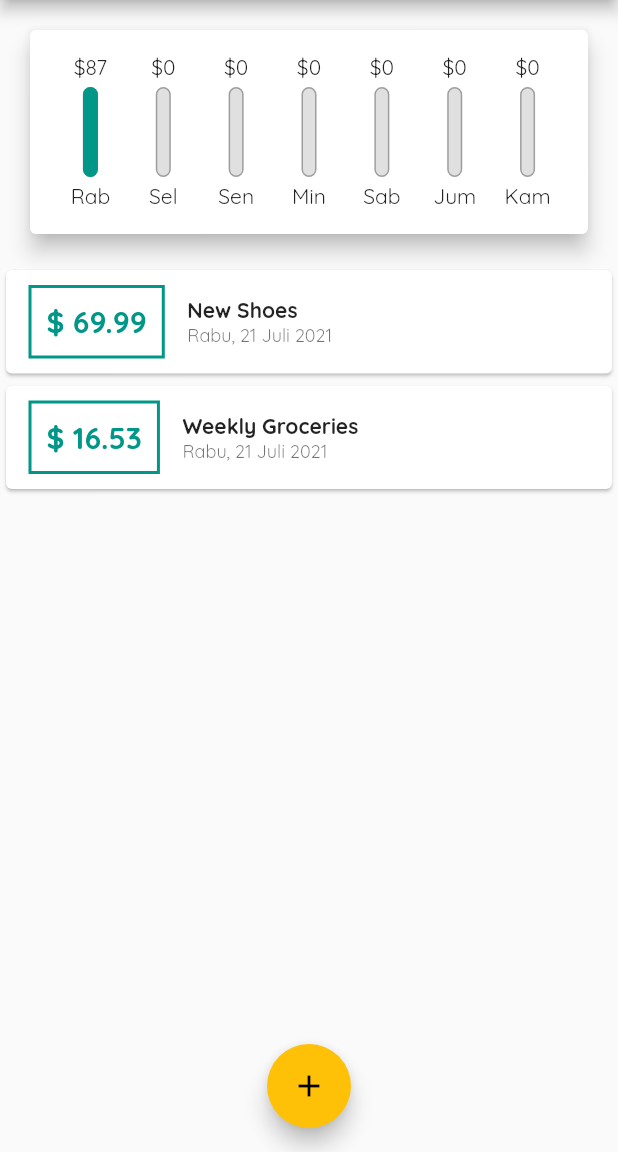
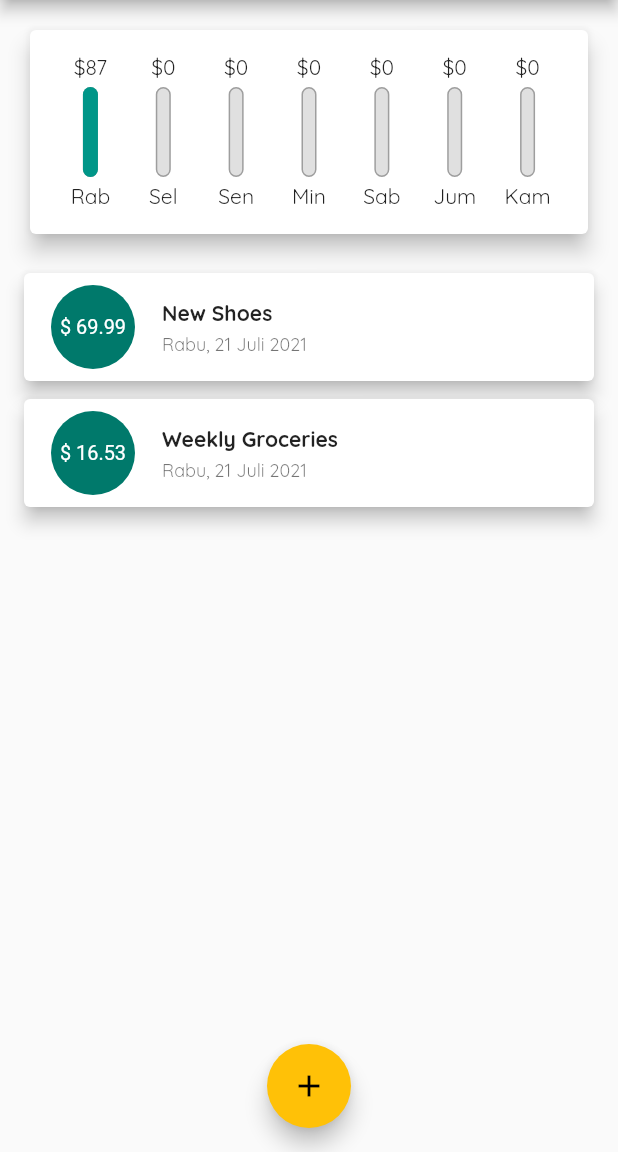
Before and after one commit to Dzaky02/expenses_app, a Flutter app: the screen it shows after launch, on a phone screen of 412 x 824 dp, the part 84-1236 px from its top. Run offline on Flutter 3.47's test engine with Material 2 defaults, Android fonts, the phone set to English and light mode, and no system bars; our stand-ins replace google_fonts.

Commit message:
Edit transaction list card to ListTile.

```diff
--- a/lib/widgets/transaction_list.dart
+++ b/lib/widgets/transaction_list.dart
@@ -22,45 +22,35 @@ class TransactionList extends StatelessWidget {
             physics: NeverScrollableScrollPhysics(),
             itemCount: transactions.length,
             itemBuilder: (context, index) => Card(
-              child: Row(
-                children: [
-                  Container(
+              elevation: 5,
               margin: EdgeInsets.symmetric(
-                      vertical: 10,
-                      horizontal: 15,
+                vertical: 6,
+                horizontal: 16,
               ),
-                    padding: EdgeInsets.all(10),
-                    decoration: BoxDecoration(
-                      border: Border.all(
-                        color: Theme.of(context).primaryColor,
-                        width: 2,
+              child: ListTile(
+                leading: CircleAvatar(
+                  radius: 30,
+                  child: Padding(
+                    padding: const EdgeInsets.all(8.0),
+                    child: FittedBox(
+                      child: Text(
+                        '\$ ${transactions[index].amount.toStringAsFixed(2)}',
                       ),
                     ),
-                    child: Text(
-                      '\$ ${transactions[index].amount.toStringAsFixed(2)}',
-                      style: Theme.of(context).textTheme.headline6?.copyWith(
-                          fontWeight: FontWeight.bold,
-                          color: Theme.of(context).primaryColor),
                   ),
                 ),
-                  Column(
-                    crossAxisAlignment: CrossAxisAlignment.start,
-                    children: [
-                      Text(
+                title: Text(
                   transactions[index].title,
                   style: Theme.of(context).textTheme.bodyText1?.copyWith(
                         fontWeight: FontWeight.bold,
                       ),
                 ),
-                      Text(
+                subtitle: Text(
                   DateFormat('EEEE, dd MMMM y', 'in').format(
                     transactions[index].date.toLocal(),
                   ),
                   style: Theme.of(context).textTheme.caption,
                 ),
-                    ],
-                  ),
-                ],
               ),
             ),
           );
```
Lines whose indentation alone changed are shown as unchanged.
